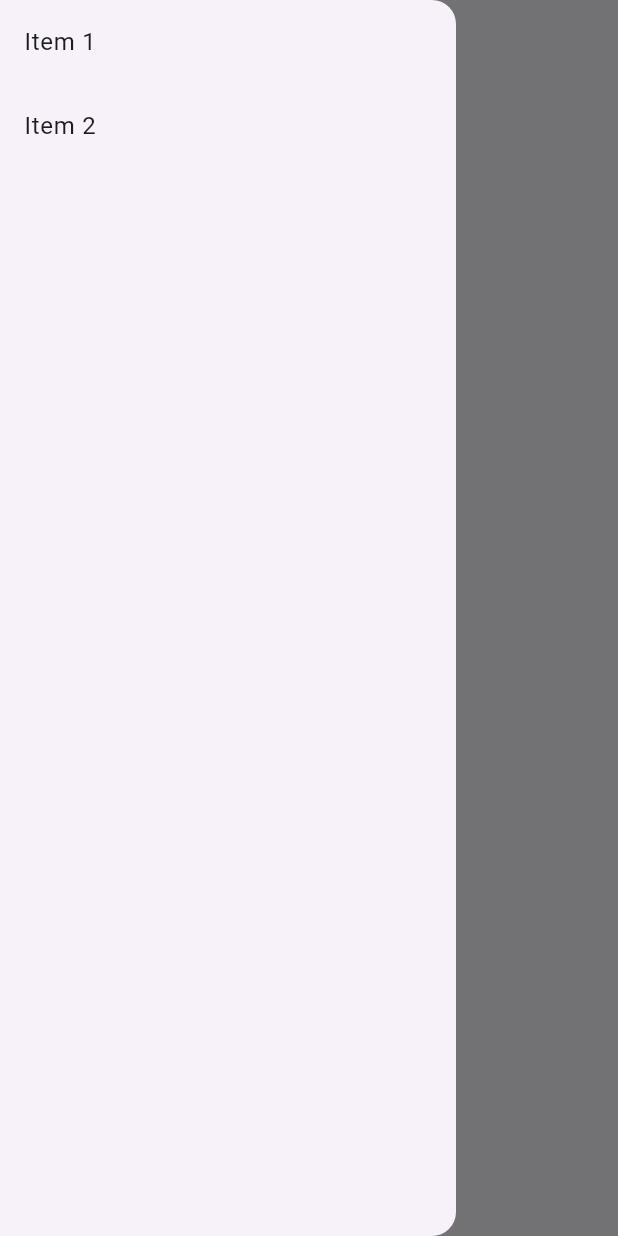
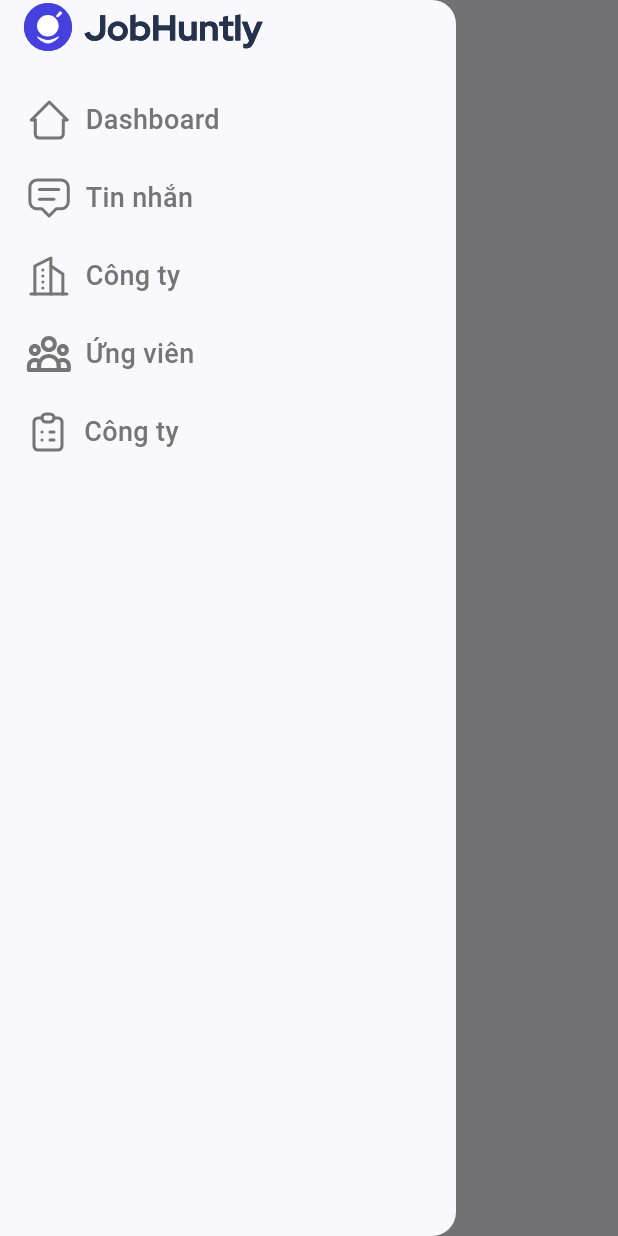
Before and after one commit to duynvm23451/job-huntly-mobile, a Flutter app: the RecruiterDashBoard screen opened directly, with the side drawer open, on a phone screen of 412 x 824 dp. Run offline on Flutter 3.47's test engine with Material 3 defaults, Android fonts, the phone set to English and light mode, and no system bars; our stand-ins replace delightful_toast, flutter_dotenv, flutter_secure_storage, flutter_svg; accounts and stored records are empty.

Commit message:
implement drawer

```diff
--- a/lib/pages/recruiter/dashboard.dart
+++ b/lib/pages/recruiter/dashboard.dart
@@ -1,4 +1,6 @@
 import 'package:flutter/material.dart';
+import 'package:flutter_svg/flutter_svg.dart';
+import 'package:job_huntly_mobile/constant/colors_constant.dart';
 import 'package:job_huntly_mobile/constant/routes.dart';
 import 'package:job_huntly_mobile/provider/token_provider.dart';
 import 'package:provider/provider.dart';
@@ -11,6 +13,10 @@ class RecruiterDashBoard extends StatelessWidget {
     final tokenProvider = Provider.of<TokenProvider>(context);
 
     return Scaffold(
+      appBar: AppBar(
+        backgroundColor: ColorsConstant.customNeutral,
+        title: const Text("Recruiter"),
+      ),
       drawer: _drawer(),
       body: Center(
         child: Column(
@@ -37,16 +43,66 @@ class _drawer extends StatelessWidget {
   @override
   Widget build(BuildContext context) {
     return Drawer(
+      backgroundColor: ColorsConstant.customNeutral,
       child: ListView(
         children: [
-          ListTile(
-            title: const Text("Item 1"),
+          Container(
+            margin: EdgeInsets.only(left: 16),
+            child: Align(
+                alignment: Alignment.bottomLeft,
+                child: SvgPicture.asset("assets/images/logo.svg")),
           ),
-          ListTile(
-            title: const Text("Item 2"),
-          )
+          SizedBox(
+            height: 28,
+          ),
+          navBarItem("assets/images/home.svg", "Dashboard", context),
+          SizedBox(
+            height: 20,
+          ),
+          navBarItem("assets/images/messages.svg", "Tin nhắn", context),
+          SizedBox(
+            height: 20,
+          ),
+          navBarItem("assets/images/company.svg", "Công ty", context),
+          SizedBox(
+            height: 20,
+          ),
+          navBarItem("assets/images/people.svg", "Ứng viên", context),
+          SizedBox(
+            height: 20,
+          ),
+          navBarItem("assets/images/job.svg", "Công ty", context),
         ],
       ),
     );
   }
+
+  GestureDetector navBarItem(
+      String svgAdress, String title, BuildContext context) {
+    ModalRoute.of(context)?.settings.name;
+    return GestureDetector(
+      onTap: () => {print(ModalRoute.of(context)?.settings.name)},
+      child: Container(
+        margin: EdgeInsets.only(left: 16),
+        child: Row(
+          children: [
+            SvgPicture.asset(
+              svgAdress,
+              color: Colors.grey.shade600,
+            ),
+            SizedBox(
+              width: 8,
+            ),
+            Text(
+              title,
+              style: TextStyle(
+                  fontSize: 18,
+                  color: Colors.grey.shade600,
+                  fontWeight: FontWeight.w500),
+            ),
+          ],
+        ),
+      ),
+    );
+  }
 }
```
Also changed, not shown: assets/images/company.svg (added), assets/images/home.svg (added), assets/images/job.svg (added), assets/images/messages.svg (added), assets/images/people.svg (added).
